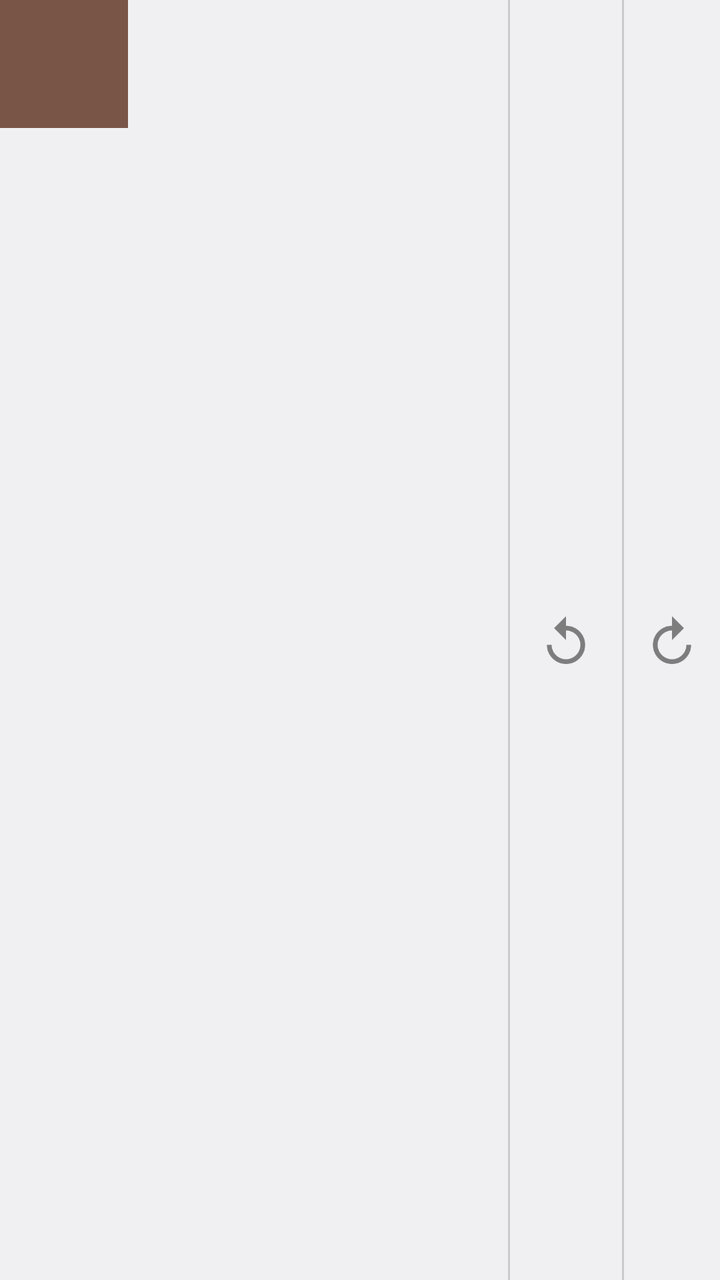
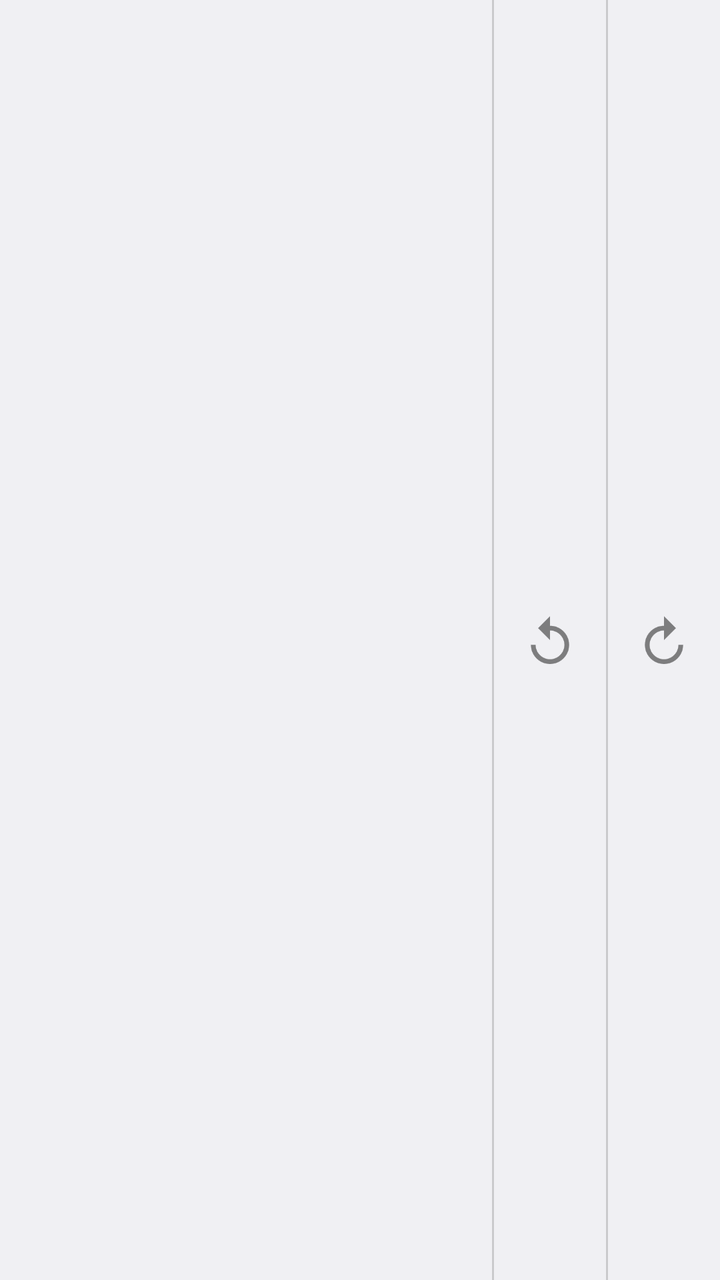

Two renders of the same Android screen: before a commit and after it. Below are the layout's source before the change and the commit's diff.
<!-- AndroidManifest.xml: application theme Theme -->
<!-- res/layout/notification.xml -->
<?xml version="1.0" encoding="utf-8"?>
<LinearLayout xmlns:android="http://schemas.android.com/apk/res/android"
              android:layout_width="match_parent"
              android:layout_height="64dp"
              android:orientation="horizontal"
    >
    <ImageView
        android:id="@+id/notification_icon"
        android:scaleType="center"
        android:background="@color/primary_500"
        android:layout_width="64dp"
        android:layout_height="64dp"
        android:layout_weight="0"/>
    <LinearLayout
        android:id="@+id/notification_main_column"
        android:layout_width="match_parent"
        android:layout_height="match_parent"
        android:layout_gravity="top"
        android:orientation="vertical"
        android:layout_weight="1"
        >
        <TextView
            android:id="@+id/notification_title"
            android:layout_width="wrap_content"
            android:layout_height="wrap_content" />
        <TextView
            android:id="@+id/notification_text"
            android:layout_width="wrap_content"
            android:layout_height="wrap_content" />
    </LinearLayout>

    <ImageView
        android:layout_width="1dp"
        android:layout_height="match_parent"
        android:background="#29000000" />

    <ImageButton
        style="@android:style/Widget.DeviceDefault.Button.Borderless.Small"
        android:id="@+id/rotate_left_button"
        android:scaleType="center"
        android:layout_width="wrap_content"
        android:layout_height="match_parent"
        android:layout_weight="0"
        android:layout_margin="0dp"
        android:drawablePadding="8dp"
        android:src="@drawable/ic_action_ic_rotate_left"/>

    <ImageView
        android:layout_width="1dp"
        android:layout_height="match_parent"
        android:background="#29000000" />

    <ImageButton
        style="@android:style/Widget.DeviceDefault.Button.Borderless.Small"
        android:id="@+id/rotate_right_button"
        android:background="@android:color/transparent"
        android:scaleType="center"
        android:layout_width="wrap_content"
        android:layout_height="match_parent"
        android:layout_weight="0"
        android:layout_margin="0dp"
        android:drawablePadding="8dp"
        android:src="@drawable/ic_action_ic_rotate_right"/>

</LinearLayout>
<!-- resources referenced by this layout -->
<resources>
  <color name="primary_500">#795548</color>
  <!-- drawable ic_action_ic_rotate_left: png bitmap (drawable-hdpi, 1247 bytes) -->
  <!-- drawable ic_action_ic_rotate_right: png bitmap (drawable-hdpi, 1260 bytes) -->
  <style name="Theme" parent="@android:style/Theme.DeviceDefault.Light.DarkActionBar">
  		<item name="android:actionBarStyle">@style/Theme.ActionBar</item>
  	</style>
  <style name="Theme.ActionBar" parent="android:Widget.DeviceDefault.Light.ActionBar.Solid">
  		<item name="android:titleTextStyle">@style/Theme.ActionBar.TitleTextStyle</item>
  		<item name="android:background">@color/primary_500</item>
  	</style>
  <style name="Theme.ActionBar.TitleTextStyle" parent="android:TextAppearance.DeviceDefault.Widget.ActionBar.Title">
  		<item name="android:textColor">@android:color/white</item>
  	</style>
</resources>

<!-- the commit's change to res/layout/notification.xml (unified diff, before → after) -->
@@ -3,63 +3,46 @@
               android:layout_width="match_parent"
               android:layout_height="64dp"
               android:orientation="horizontal"
-    >
-    <ImageView
-        android:id="@+id/notification_icon"
-        android:scaleType="center"
-        android:background="@color/primary_500"
-        android:layout_width="64dp"
-        android:layout_height="64dp"
-        android:layout_weight="0"/>
-    <LinearLayout
+              android:baselineAligned="false">
+    <FrameLayout
         android:id="@+id/notification_main_column"
         android:layout_width="match_parent"
         android:layout_height="match_parent"
-        android:layout_gravity="top"
-        android:orientation="vertical"
         android:layout_weight="1"
-        >
-        <TextView
-            android:id="@+id/notification_title"
-            android:layout_width="wrap_content"
-            android:layout_height="wrap_content" />
-        <TextView
-            android:id="@+id/notification_text"
-            android:layout_width="wrap_content"
-            android:layout_height="wrap_content" />
-    </LinearLayout>
+    />
 
-    <ImageView
-        android:layout_width="1dp"
-        android:layout_height="match_parent"
-        android:background="#29000000" />
-
-    <ImageButton
-        style="@android:style/Widget.DeviceDefault.Button.Borderless.Small"
-        android:id="@+id/rotate_left_button"
-        android:scaleType="center"
+    <LinearLayout
         android:layout_width="wrap_content"
         android:layout_height="match_parent"
         android:layout_weight="0"
-        android:layout_margin="0dp"
-        android:drawablePadding="8dp"
-        android:src="@drawable/ic_action_ic_rotate_left"/>
+        android:orientation="horizontal">
 
-    <ImageView
-        android:layout_width="1dp"
-        android:layout_height="match_parent"
-        android:background="#29000000" />
+        <ImageView
+            android:layout_width="1dp"
+            android:layout_height="match_parent"
+            android:background="#29000000" />
 
-    <ImageButton
-        style="@android:style/Widget.DeviceDefault.Button.Borderless.Small"
-        android:id="@+id/rotate_right_button"
-        android:background="@android:color/transparent"
-        android:scaleType="center"
-        android:layout_width="wrap_content"
-        android:layout_height="match_parent"
-        android:layout_weight="0"
-        android:layout_margin="0dp"
-        android:drawablePadding="8dp"
-        android:src="@drawable/ic_action_ic_rotate_right"/>
+        <ImageButton
+            style="@android:style/Widget.DeviceDefault.Button.Borderless.Small"
+            android:id="@+id/rotate_left_button"
+            android:scaleType="center"
+            android:layout_width="wrap_content"
+            android:layout_height="match_parent"
+            android:src="@drawable/ic_action_ic_rotate_left"/>
+
+        <ImageView
+            android:layout_width="1dp"
+            android:layout_height="match_parent"
+            android:background="#29000000" />
+
+        <ImageButton
+            style="@android:style/Widget.DeviceDefault.Button.Borderless.Small"
+            android:id="@+id/rotate_right_button"
+            android:scaleType="center"
+            android:layout_width="wrap_content"
+            android:layout_height="match_parent"
+            android:src="@drawable/ic_action_ic_rotate_right"/>
+
+    </LinearLayout>
 
 </LinearLayout>
